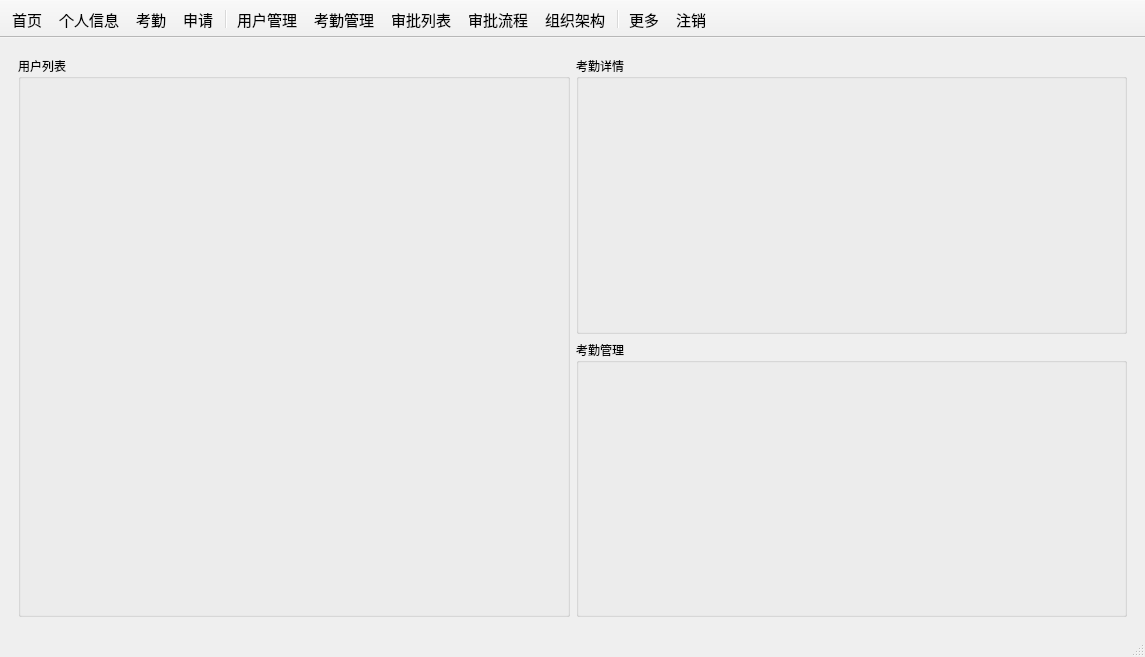
Above: mainwindow.ui from csthenry/weplanet-desktop before the change. Below: the same form after it.
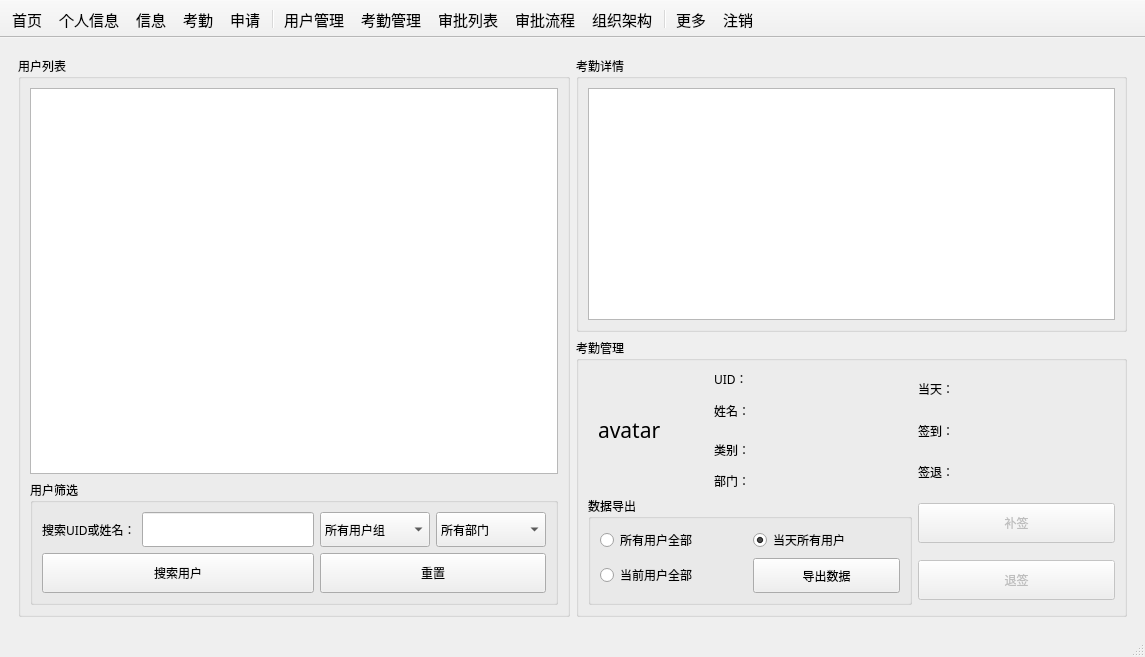
That is the form after the change. The open tabs and pages were chosen to show the change. Icons and pictures are not drawn.

The edit to the form file:
```diff
--- a/mainwindow.ui
+++ b/mainwindow.ui
@@ -1065,12 +1065,112 @@
        </layout>
       </widget>
       <widget class="QWidget" name="page_attendManage">
-       <layout class="QGridLayout" name="gridLayout_3">
+       <layout class="QGridLayout" name="gridLayout_36">
         <item row="0" column="0" rowspan="2">
          <widget class="QGroupBox" name="groupBox_10">
           <property name="title">
            <string>用户列表</string>
           </property>
+          <layout class="QGridLayout" name="gridLayout_33">
+           <item row="0" column="0">
+            <widget class="QTableView" name="tableView_attendUsers"/>
+           </item>
+           <item row="1" column="0">
+            <widget class="QGroupBox" name="groupBox_30">
+             <property name="title">
+              <string>用户筛选</string>
+             </property>
+             <layout class="QGridLayout" name="gridLayout_30">
+              <item row="0" column="0">
+               <widget class="QLabel" name="label_21">
+                <property name="text">
+                 <string>搜索UID或姓名：</string>
+                </property>
+               </widget>
+              </item>
+              <item row="0" column="1">
+               <widget class="QLineEdit" name="lineEdit_searchUid_attend">
+                <property name="minimumSize">
+                 <size>
+                  <width>0</width>
+                  <height>35</height>
+                 </size>
+                </property>
+                <property name="echoMode">
+                 <enum>QLineEdit::Normal</enum>
+                </property>
+               </widget>
+              </item>
+              <item row="0" column="2">
+               <widget class="QComboBox" name="comboBox_group_2">
+                <property name="minimumSize">
+                 <size>
+                  <width>110</width>
+                  <height>35</height>
+                 </size>
+                </property>
+                <item>
+                 <property name="text">
+                  <string>所有用户组</string>
+                 </property>
+                </item>
+               </widget>
+              </item>
+              <item row="0" column="3">
+               <widget class="QComboBox" name="comboBox_department_2">
+                <property name="minimumSize">
+                 <size>
+                  <width>110</width>
+                  <height>35</height>
+                 </size>
+                </property>
+                <item>
+                 <property name="text">
+                  <string>所有部门</string>
+                 </property>
+                </item>
+               </widget>
+              </item>
+              <item row="1" column="0" colspan="2">
+               <widget class="QPushButton" name="btn_attendManagePage_search">
+                <property name="minimumSize">
+                 <size>
+                  <width>0</width>
+                  <height>40</height>
+                 </size>
+                </property>
+                <property name="text">
+                 <string>搜索用户</string>
+                </property>
+                <property name="icon">
+                 <iconset resource="resource.qrc">
+                  <normaloff>:/images/color_icon/color-search.svg</normaloff>:/images/color_icon/color-search.svg</iconset>
+                </property>
+                <property name="iconSize">
+                 <size>
+                  <width>20</width>
+                  <height>20</height>
+                 </size>
+                </property>
+               </widget>
+              </item>
+              <item row="1" column="2" colspan="2">
+               <widget class="QPushButton" name="btn_attendManagePage_recovery">
+                <property name="minimumSize">
+                 <size>
+                  <width>0</width>
+                  <height>40</height>
+                 </size>
+                </property>
+                <property name="text">
+                 <string>重置</string>
+                </property>
+               </widget>
+              </item>
+             </layout>
+            </widget>
+           </item>
+          </layout>
          </widget>
         </item>
         <item row="0" column="1">
@@ -1078,6 +1178,11 @@
           <property name="title">
            <string>考勤详情</string>
           </property>
+          <layout class="QGridLayout" name="gridLayout_34">
+           <item row="0" column="0">
+            <widget class="QTableView" name="tableView_attendInfo"/>
+           </item>
+          </layout>
          </widget>
         </item>
         <item row="1" column="1">
@@ -1085,6 +1190,296 @@
           <property name="title">
            <string>考勤管理</string>
           </property>
+          <layout class="QGridLayout" name="gridLayout_35">
+           <item row="0" column="0" rowspan="6">
+            <widget class="QLabel" name="attendManagePage_avatar">
+             <property name="minimumSize">
+              <size>
+               <width>120</width>
+               <height>120</height>
+              </size>
+             </property>
+             <property name="maximumSize">
+              <size>
+               <width>120</width>
+               <height>120</height>
+              </size>
+             </property>
+             <property name="font">
+              <font>
+               <family>微软雅黑</family>
+               <pointsize>16</pointsize>
+              </font>
+             </property>
+             <property name="styleSheet">
+              <string notr="true">margin:5px;</string>
+             </property>
+             <property name="text">
+              <string>avatar</string>
+             </property>
+            </widget>
+           </item>
+           <item row="0" column="1">
+            <widget class="QLabel" name="label_15">
+             <property name="maximumSize">
+              <size>
+               <width>35</width>
+               <height>35</height>
+              </size>
+             </property>
+             <property name="text">
+              <string>UID：</string>
+             </property>
+            </widget>
+           </item>
+           <item row="0" column="2">
+            <widget class="QLabel" name="label_attendManagePage_uid">
+             <property name="maximumSize">
+              <size>
+               <width>16777215</width>
+               <height>30</height>
+              </size>
+             </property>
+             <property name="text">
+              <string/>
+             </property>
+            </widget>
+           </item>
+           <item row="0" column="3" rowspan="2">
+            <widget class="QLabel" name="label_24">
+             <property name="maximumSize">
+              <size>
+               <width>35</width>
+               <height>35</height>
+              </size>
+             </property>
+             <property name="text">
+              <string>当天：</string>
+             </property>
+            </widget>
+           </item>
+           <item row="0" column="4" rowspan="2">
+            <widget class="QLabel" name="label_attendManagePage_status">
+             <property name="maximumSize">
+              <size>
+               <width>16777215</width>
+               <height>30</height>
+              </size>
+             </property>
+             <property name="text">
+              <string/>
+             </property>
+            </widget>
+           </item>
+           <item row="1" column="1" rowspan="2">
+            <widget class="QLabel" name="label_22">
+             <property name="maximumSize">
+              <size>
+               <width>35</width>
+               <height>35</height>
+              </size>
+             </property>
+             <property name="text">
+              <string>姓名：</string>
+             </property>
+            </widget>
+           </item>
+           <item row="1" column="2" rowspan="2">
+            <widget class="QLabel" name="label_attendManagePage_name">
+             <property name="maximumSize">
+              <size>
+               <width>16777215</width>
+               <height>30</height>
+              </size>
+             </property>
+             <property name="text">
+              <string/>
+             </property>
+            </widget>
+           </item>
+           <item row="2" column="3" rowspan="2">
+            <widget class="QLabel" name="label_25">
+             <property name="maximumSize">
+              <size>
+               <width>35</width>
+               <height>35</height>
+              </size>
+             </property>
+             <property name="text">
+              <string>签到：</string>
+             </property>
+            </widget>
+           </item>
+           <item row="2" column="4" rowspan="2">
+            <widget class="QLabel" name="label_attendManagePage_beginTime">
+             <property name="maximumSize">
+              <size>
+               <width>16777215</width>
+               <height>30</height>
+              </size>
+             </property>
+             <property name="text">
+              <string/>
+             </property>
+            </widget>
+           </item>
+           <item row="3" column="1" rowspan="2">
+            <widget class="QLabel" name="label_16">
+             <property name="maximumSize">
+              <size>
+               <width>35</width>
+               <height>35</height>
+              </size>
+             </property>
+             <property name="text">
+              <string>类别：</string>
+             </property>
+            </widget>
+           </item>
+           <item row="3" column="2" rowspan="2">
+            <widget class="QLabel" name="label_attendManagePage_group">
+             <property name="maximumSize">
+              <size>
+               <width>16777215</width>
+               <height>30</height>
+              </size>
+             </property>
+             <property name="text">
+              <string/>
+             </property>
+            </widget>
+           </item>
+           <item row="4" column="3" rowspan="2">
+            <widget class="QLabel" name="label_26">
+             <property name="maximumSize">
+              <size>
+               <width>35</width>
+               <height>35</height>
+              </size>
+             </property>
+             <property name="text">
+              <string>签退：</string>
+             </property>
+            </widget>
+           </item>
+           <item row="4" column="4" rowspan="2">
+            <widget class="QLabel" name="label_attendManagePage_endTime">
+             <property name="maximumSize">
+              <size>
+               <width>16777215</width>
+               <height>30</height>
+              </size>
+             </property>
+             <property name="text">
+              <string/>
+             </property>
+            </widget>
+           </item>
+           <item row="5" column="1">
+            <widget class="QLabel" name="label_23">
+             <property name="maximumSize">
+              <size>
+               <width>35</width>
+               <height>35</height>
+              </size>
+             </property>
+             <property name="text">
+              <string>部门：</string>
+             </property>
+            </widget>
+           </item>
+           <item row="5" column="2">
+            <widget class="QLabel" name="label_attendManagePage_dpt">
+             <property name="maximumSize">
+              <size>
+               <width>16777215</width>
+               <height>30</height>
+              </size>
+             </property>
+             <property name="text">
+              <string/>
+             </property>
+            </widget>
+           </item>
+           <item row="6" column="0" rowspan="2" colspan="3">
+            <widget class="QGroupBox" name="groupBox_31">
+             <property name="title">
+              <string>数据导出</string>
+             </property>
+             <layout class="QGridLayout" name="gridLayout_3">
+              <item row="0" column="0">
+               <widget class="QRadioButton" name="rBtn_attendManagePage_all">
+                <property name="text">
+                 <string>所有用户全部</string>
+                </property>
+               </widget>
+              </item>
+              <item row="0" column="1">
+               <widget class="QRadioButton" name="rBtn_attendManagePage_allToday">
+                <property name="text">
+                 <string>当天所有用户</string>
+                </property>
+                <property name="checked">
+                 <bool>true</bool>
+                </property>
+               </widget>
+              </item>
+              <item row="1" column="0">
+               <widget class="QRadioButton" name="rBtn__attendManagePage_curAll">
+                <property name="text">
+                 <string>当前用户全部</string>
+                </property>
+               </widget>
+              </item>
+              <item row="1" column="1">
+               <widget class="QPushButton" name="btn_attendManagePage_exp">
+                <property name="minimumSize">
+                 <size>
+                  <width>0</width>
+                  <height>35</height>
+                 </size>
+                </property>
+                <property name="text">
+                 <string>导出数据</string>
+                </property>
+               </widget>
+              </item>
+             </layout>
+            </widget>
+           </item>
+           <item row="6" column="3" colspan="2">
+            <widget class="QPushButton" name="btn_attendManage_reAttend">
+             <property name="enabled">
+              <bool>false</bool>
+             </property>
+             <property name="minimumSize">
+              <size>
+               <width>0</width>
+               <height>40</height>
+              </size>
+             </property>
+             <property name="text">
+              <string>补签</string>
+             </property>
+            </widget>
+           </item>
+           <item row="7" column="3" colspan="2">
+            <widget class="QPushButton" name="btn_attendManage_cancelAttend">
+             <property name="enabled">
+              <bool>false</bool>
+             </property>
+             <property name="minimumSize">
+              <size>
+               <width>0</width>
+               <height>40</height>
+              </size>
+             </property>
+             <property name="text">
+              <string>退签</string>
+             </property>
+            </widget>
+           </item>
+          </layout>
          </widget>
         </item>
        </layout>
@@ -1401,6 +1796,7 @@
    </attribute>
    <addaction name="actHome"/>
    <addaction name="actMyInfo"/>
+   <addaction name="actMessage"/>
    <addaction name="actAttend"/>
    <addaction name="actApply"/>
    <addaction name="separator"/>
@@ -1542,6 +1938,18 @@
     <string>更多...</string>
    </property>
   </action>
+  <action name="actMessage">
+   <property name="icon">
+    <iconset resource="resource.qrc">
+     <normaloff>:/images/color_icon/color-mail.svg</normaloff>:/images/color_icon/color-mail.svg</iconset>
+   </property>
+   <property name="text">
+    <string>信息</string>
+   </property>
+   <property name="toolTip">
+    <string>信息</string>
+   </property>
+  </action>
  </widget>
  <resources>
   <include location="resource.qrc"/>
```
Left out of the diff: 19 changed lines with no effect on the pictures.
